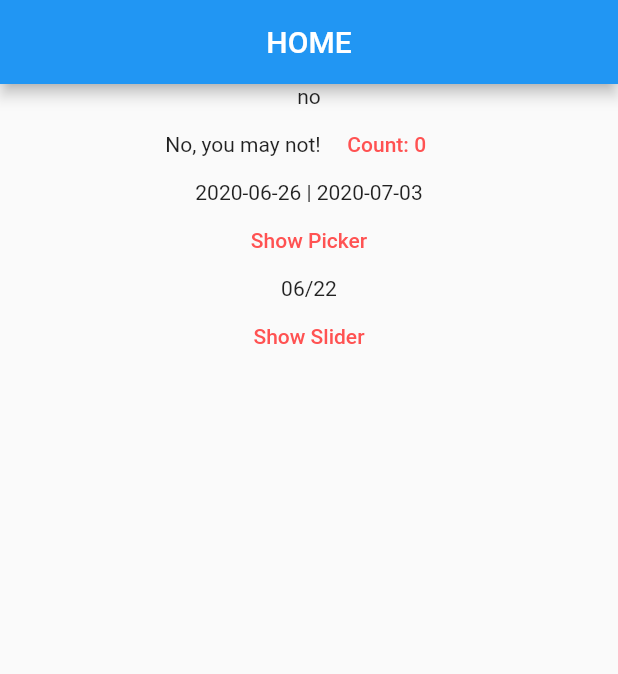
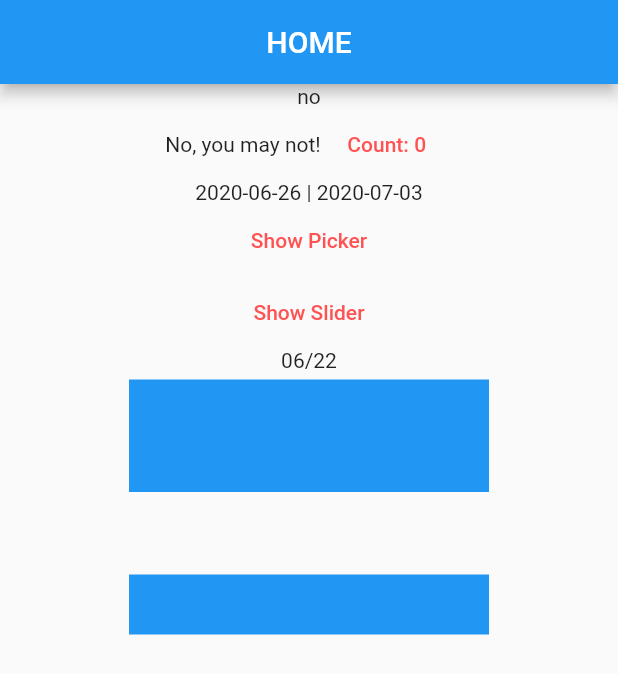
Before and after one commit to brohemz/ACMMobileDevSummer2020, a Flutter app: the screen it shows after launch, on a phone screen of 412 x 824 dp. Shown: the top 674 px of the screen. Run offline on Flutter 3.47's test engine with Material 2 defaults, Android fonts, the phone set to English and light mode, and no system bars; missing offline and left inert: date_range_picker.

Commit message:
Separated Slider from TimeSlider

```diff
--- a/proto_scheduler/lib/main.dart
+++ b/proto_scheduler/lib/main.dart
@@ -3,7 +3,7 @@ import 'package:flutter/services.dart';
 import 'package:provider/provider.dart';
 import './info.dart';
 import './picker.dart';
-import './slider.dart';
+import './timeslider.dart';
 import './session.dart';
 
 void main() {
@@ -72,7 +72,7 @@ class Page extends StatelessWidget {
     return Container(
       child: Column(
         children: [Expanded(child: Column(
-          children: [Text(text), InfoWidget(info), PickerWidget("06/24", "06/27"), SliderWidget("06/22")]
+          children: [Text(text), InfoWidget(info), PickerWidget("06/24", "06/27"), TimeSliderWidget("06/22")]
           )
         )],
       ),
--- a/proto_scheduler/lib/slider.dart
+++ b/proto_scheduler/lib/slider.dart
@@ -2,10 +2,11 @@ import 'package:flutter/material.dart';
 import 'dart:math' as Math;
 
 class SliderWidget extends StatefulWidget {
-  final date;
-  const SliderWidget(this.date);
+  double len;
+  SliderWidget({this.len = 20});
+
   @override
-  _SliderWidgetState createState() => _SliderWidgetState(date);
+  _SliderWidgetState createState() => _SliderWidgetState(len);
 }
 
 class Sky extends CustomPainter {
@@ -16,8 +17,6 @@ class Sky extends CustomPainter {
 
   @override
   void paint(Canvas canvas, Size size) {
-    final radius = Math.min(size.width, size.height) / 2;
-    final center = Offset(size.width / 2, size.height / 2);
     final paint = Paint()..color = Colors.blue;
 
     var height = _len;
@@ -39,39 +38,21 @@ class Sky extends CustomPainter {
 
 
 class _SliderWidgetState extends State<SliderWidget> {
-  var date;
-  bool showSlider = false;
-  var _len = 50.0;
-  var _len2 = 50.0;
-  _SliderWidgetState(this.date);
 
-  List<DateTime> selectedDates = [DateTime.now()];
+  double _len;
 
-  // async func
-  Future<Null> _selectTime(BuildContext context) async{
-    var ret = "${selectedDates.first.toLocal()}".split(' ')[1];
-
-    setState((){
-      date = ret;
-      showSlider = !showSlider;
-    });
-  }
-
+  _SliderWidgetState(this._len);
 
   @override
   Widget build(BuildContext context){
-    List<Widget> ret = new List<Widget>();
-
-    var _y = 0.0;
 
     Widget gest = new GestureDetector(
       onVerticalDragStart: (detail) {
-        _y = detail.globalPosition.dy;
+        _len = detail.localPosition.dy;
       },
       onVerticalDragUpdate: (detail) {
         setState(() {
-          _y = detail.localPosition.dy;
-          _len = _y;
+          _len = detail.localPosition.dy;
           print(_len);
         });
       },
@@ -79,50 +60,16 @@ class _SliderWidgetState extends State<SliderWidget> {
           width: 240,
           height: 120,
           child: CustomPaint(
-            painter: showSlider ?  Sky(_len) : null,
+            painter: Sky(_len),
           )
         )
     );
 
-    ret.add(Padding(
+    Widget ret = (Padding(
       padding: EdgeInsets.all(5),
       child: gest,
     ));
 
-  //TODO: onTap: initialize new boxes
-
-
-    ret.add(
-      SizedBox(
-          width: 240,
-          height: 120,
-          child: CustomPaint(
-            painter: showSlider ?  Sky(75.0) : null,
-          )
-        )
-    );
-    ret.add(SizedBox(
-          width: 240,
-          height: 120,
-          child: CustomPaint(
-            painter: showSlider ?  Sky(75.0) : null,
-          )
-        )
-    );
-
-    return Column(
-      mainAxisSize: MainAxisSize.min,
-      children: <Widget>[
-        Text(date),
-        MaterialButton(
-          onPressed: () => _selectTime(context),
-          child: Text("Show Slider"),
-        ),
-      ] + ret,
-    );
+    return ret;
   }
-
-
-
-
 }
--- /dev/null
+++ b/proto_scheduler/lib/timeslider.dart
@@ -0,0 +1,58 @@
+import 'package:flutter/material.dart';
+import 'dart:math' as Math;
+import './slider.dart';
+
+class TimeSliderWidget extends StatefulWidget {
+  final date;
+  const TimeSliderWidget(this.date);
+  @override
+  _TimeSliderWidgetState createState() => _TimeSliderWidgetState(date);
+}
+
+
+class _TimeSliderWidgetState extends State<TimeSliderWidget> {
+  var date;
+  bool showSlider = false;
+  var _len = 50.0;
+  _TimeSliderWidgetState(this.date);
+
+  List<DateTime> selectedDates = [DateTime.now()];
+
+  // async func
+  Future<Null> _selectTime(BuildContext context) async{
+    // var ret = "${selectedDates.first.toLocal()}".split(' ')[1];
+
+    setState((){
+      // date = ret;
+      showSlider = !showSlider;
+    });
+  }
+
+
+  @override
+  Widget build(BuildContext context){
+    List<Widget> ret = new List<Widget>();
+
+
+  //TODO: onTap: initialize new boxes
+
+
+    ret += [SliderWidget(len: 75), SliderWidget(len: 40)];
+
+
+    return Column(
+      mainAxisSize: MainAxisSize.min,
+      children: <Widget>[
+        MaterialButton(
+          onPressed: () => _selectTime(context),
+          child: Text("Show Slider"),
+        ),
+        Text(date),
+      ] + ret,
+    );
+  }
+
+
+
+
+}
```
